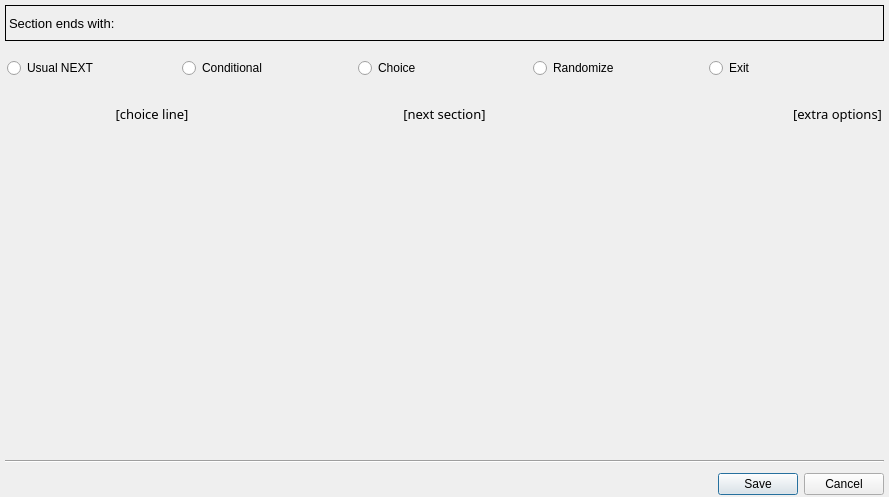
First picture: the form in UI/DialogChangeSection.ui, repository nikich340/W3YmlSceneEditor, before the edit.
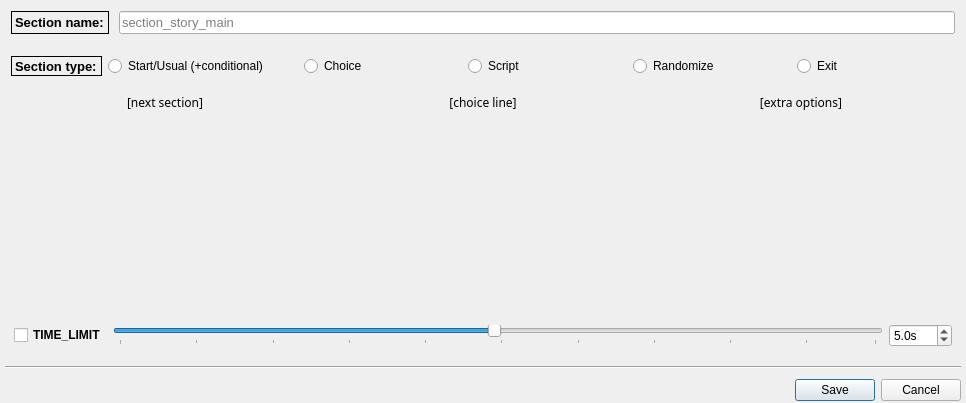
Second picture: the form after the edit. Custom widgets are drawn as their Qt base class.

Commit message: + Implement sections setting dialog (100%)

```diff
--- a/UI/DialogChangeSection.ui
+++ b/UI/DialogChangeSection.ui
@@ -6,8 +6,8 @@
    <rect>
     <x>0</x>
     <y>0</y>
-    <width>889</width>
-    <height>497</height>
+    <width>966</width>
+    <height>403</height>
    </rect>
   </property>
   <property name="windowTitle">
@@ -33,71 +33,166 @@
     <number>2</number>
    </property>
    <item>
-    <widget class="QLabel" name="label">
-     <property name="font">
-      <font>
-       <pointsize>10</pointsize>
-      </font>
-     </property>
-     <property name="frameShape">
-      <enum>QFrame::Box</enum>
-     </property>
-     <property name="frameShadow">
-      <enum>QFrame::Plain</enum>
-     </property>
-     <property name="text">
-      <string>Section ends with:</string>
-     </property>
+    <widget class="QWidget" name="widget" native="true">
+     <layout class="QHBoxLayout" name="horizontalLayout_4">
+      <property name="spacing">
+       <number>10</number>
+      </property>
+      <property name="leftMargin">
+       <number>6</number>
+      </property>
+      <property name="topMargin">
+       <number>6</number>
+      </property>
+      <property name="rightMargin">
+       <number>6</number>
+      </property>
+      <property name="bottomMargin">
+       <number>6</number>
+      </property>
+      <item>
+       <widget class="QLabel" name="upperLabel">
+        <property name="font">
+         <font>
+          <pointsize>10</pointsize>
+          <weight>75</weight>
+          <bold>true</bold>
+         </font>
+        </property>
+        <property name="frameShape">
+         <enum>QFrame::Box</enum>
+        </property>
+        <property name="text">
+         <string>Section name:</string>
+        </property>
+       </widget>
+      </item>
+      <item>
+       <widget class="QLineEdit" name="lineName">
+        <property name="font">
+         <font>
+          <pointsize>10</pointsize>
+         </font>
+        </property>
+        <property name="inputMask">
+         <string/>
+        </property>
+        <property name="text">
+         <string/>
+        </property>
+        <property name="dragEnabled">
+         <bool>true</bool>
+        </property>
+        <property name="placeholderText">
+         <string>section_story_main</string>
+        </property>
+        <property name="clearButtonEnabled">
+         <bool>true</bool>
+        </property>
+       </widget>
+      </item>
+     </layout>
     </widget>
    </item>
    <item>
     <widget class="QWidget" name="typeButtons" native="true">
      <layout class="QHBoxLayout" name="horizontalLayout">
       <property name="spacing">
-       <number>2</number>
+       <number>6</number>
       </property>
       <property name="leftMargin">
-       <number>2</number>
+       <number>6</number>
       </property>
       <property name="topMargin">
-       <number>2</number>
+       <number>6</number>
       </property>
       <property name="rightMargin">
-       <number>2</number>
+       <number>6</number>
       </property>
       <property name="bottomMargin">
-       <number>2</number>
+       <number>6</number>
       </property>
       <item>
-       <widget class="QRadioButton" name="radioButton_5">
+       <widget class="QLabel" name="label">
+        <property name="sizePolicy">
+         <sizepolicy hsizetype="Fixed" vsizetype="Preferred">
+          <horstretch>0</horstretch>
+          <verstretch>0</verstretch>
+         </sizepolicy>
+        </property>
+        <property name="font">
+         <font>
+          <pointsize>10</pointsize>
+          <weight>75</weight>
+          <bold>true</bold>
+         </font>
+        </property>
+        <property name="frameShape">
+         <enum>QFrame::Box</enum>
+        </property>
         <property name="text">
-         <string>Usual NEXT</string>
+         <string>Section type:</string>
         </property>
        </widget>
       </item>
       <item>
-       <widget class="QRadioButton" name="radioButton">
+       <widget class="QRadioButton" name="nextButton">
+        <property name="sizePolicy">
+         <sizepolicy hsizetype="Preferred" vsizetype="Fixed">
+          <horstretch>0</horstretch>
+          <verstretch>0</verstretch>
+         </sizepolicy>
+        </property>
         <property name="text">
-         <string>Conditional</string>
+         <string>Start/Usual (+conditional)</string>
         </property>
        </widget>
       </item>
       <item>
-       <widget class="QRadioButton" name="radioButton_2">
+       <spacer name="horizontalSpacer">
+        <property name="orientation">
+         <enum>Qt::Horizontal</enum>
+        </property>
+        <property name="sizeType">
+         <enum>QSizePolicy::Fixed</enum>
+        </property>
+        <property name="sizeHint" stdset="0">
+         <size>
+          <width>30</width>
+          <height>20</height>
+         </size>
+        </property>
+       </spacer>
+      </item>
+      <item>
+       <widget class="QRadioButton" name="choiceButton">
+        <property name="layoutDirection">
+         <enum>Qt::LeftToRight</enum>
+        </property>
         <property name="text">
          <string>Choice</string>
         </property>
        </widget>
       </item>
       <item>
-       <widget class="QRadioButton" name="radioButton_3">
+       <widget class="QRadioButton" name="scriptButton">
+        <property name="text">
+         <string>Script</string>
+        </property>
+       </widget>
+      </item>
+      <item>
+       <widget class="QRadioButton" name="randomButton">
         <property name="text">
          <string>Randomize</string>
         </property>
        </widget>
       </item>
       <item>
-       <widget class="QRadioButton" name="radioButton_4">
+       <widget class="QRadioButton" name="exitButton">
+        <property name="layoutDirection">
+         <enum>Qt::LeftToRight</enum>
+        </property>
         <property name="text">
          <string>Exit</string>
         </property>
@@ -132,10 +227,32 @@
        <number>2</number>
       </property>
       <item>
-       <widget class="QLabel" name="label_3">
+       <widget class="QLabel" name="helpLabel2">
+        <property name="font">
+         <font>
+          <family>Segoe Print</family>
+          <pointsize>9</pointsize>
+         </font>
+        </property>
+        <property name="text">
+         <string>[next section]</string>
+        </property>
+        <property name="alignment">
+         <set>Qt::AlignCenter</set>
+        </property>
+       </widget>
+      </item>
+      <item>
+       <widget class="QLabel" name="helpLabel1">
         <property name="enabled">
          <bool>true</bool>
         </property>
+        <property name="font">
+         <font>
+          <family>Segoe Print</family>
+          <pointsize>9</pointsize>
+         </font>
+        </property>
         <property name="text">
          <string>[choice line]</string>
         </property>
@@ -145,22 +262,20 @@
        </widget>
       </item>
       <item>
-       <widget class="QLabel" name="label_5">
-        <property name="text">
-         <string>[next section]</string>
+       <widget class="QLabel" name="helpLabel3">
+        <property name="font">
+         <font>
+          <family>Segoe Print</family>
+          <pointsize>9</pointsize>
+          <weight>50</weight>
+          <bold>false</bold>
+         </font>
         </property>
-        <property name="alignment">
-         <set>Qt::AlignCenter</set>
-        </property>
-       </widget>
-      </item>
-      <item>
-       <widget class="QLabel" name="label_4">
         <property name="text">
          <string>[extra options]</string>
         </property>
         <property name="alignment">
-         <set>Qt::AlignRight|Qt::AlignTrailing|Qt::AlignVCenter</set>
+         <set>Qt::AlignCenter</set>
         </property>
        </widget>
       </item>
@@ -189,7 +304,80 @@
     <widget class="SocketSettingsForm" name="widge_7" native="true"/>
    </item>
    <item>
-    <widget class="Line" name="line_2">
+    <widget class="QWidget" name="timeLimitWidget" native="true">
+     <layout class="QHBoxLayout" name="horizontalLayout_3">
+      <item>
+       <widget class="QCheckBox" name="timeLimitCheck">
+        <property name="font">
+         <font>
+          <weight>75</weight>
+          <italic>false</italic>
+          <bold>true</bold>
+         </font>
+        </property>
+        <property name="autoFillBackground">
+         <bool>false</bool>
+        </property>
+        <property name="text">
+         <string>TIME_LIMIT</string>
+        </property>
+       </widget>
+      </item>
+      <item>
+       <widget class="QSlider" name="timeLimitSlider">
+        <property name="minimum">
+         <number>1</number>
+        </property>
+        <property name="maximum">
+         <number>100</number>
+        </property>
+        <property name="value">
+         <number>50</number>
+        </property>
+        <property name="orientation">
+         <enum>Qt::Horizontal</enum>
+        </property>
+        <property name="invertedControls">
+         <bool>false</bool>
+        </property>
+        <property name="tickPosition">
+         <enum>QSlider::TicksBelow</enum>
+        </property>
+        <property name="tickInterval">
+         <number>10</number>
+        </property>
+       </widget>
+      </item>
+      <item>
+       <widget class="QDoubleSpinBox" name="timeLimitSpin">
+        <property name="prefix">
+         <string/>
+        </property>
+        <property name="suffix">
+         <string>s</string>
+        </property>
+        <property name="decimals">
+         <number>1</number>
+        </property>
+        <property name="minimum">
+         <double>0.100000000000000</double>
+        </property>
+        <property name="maximum">
+         <double>100.000000000000000</double>
+        </property>
+        <property name="singleStep">
+         <double>0.100000000000000</double>
+        </property>
+        <property name="value">
+         <double>5.000000000000000</double>
+        </property>
+       </widget>
+      </item>
+     </layout>
+    </widget>
+   </item>
+   <item>
+    <widget class="Line" name="bottonSeparator">
      <property name="orientation">
       <enum>Qt::Horizontal</enum>
      </property>
```
Left out of the diff: 191 changed lines with no effect on the pictures. The commit also changes 6 other files.
